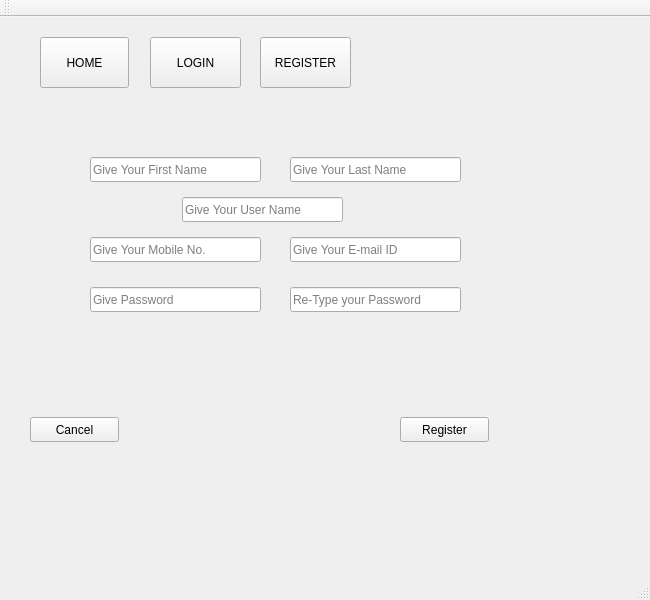
First picture: the form in mainwindow.ui, repository RamrajCh/SuperMarket-Billing-System, before the edit.
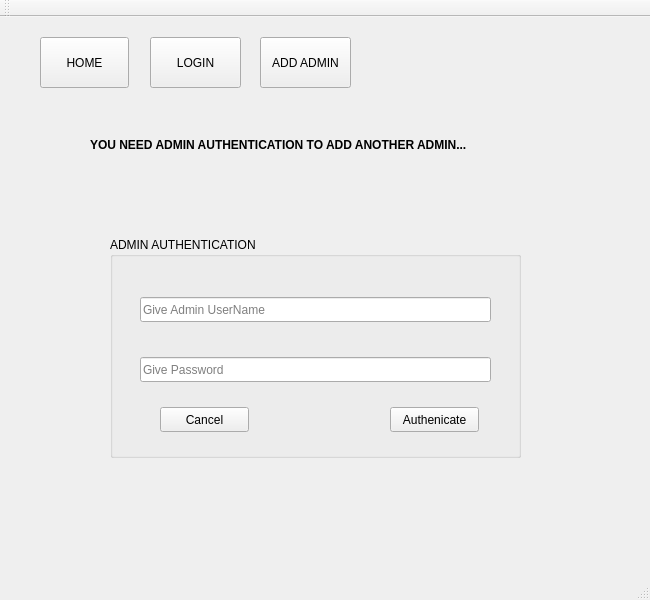
Second picture: the form after the edit. The open tabs and pages were chosen to show the change.

The edit to the form file:
```diff
--- a/mainwindow.ui
+++ b/mainwindow.ui
@@ -61,11 +61,117 @@
      </widget>
     </widget>
     <widget class="QWidget" name="page_2">
+     <widget class="QStackedWidget" name="registerStack">
+      <property name="geometry">
+       <rect>
+        <x>0</x>
+        <y>70</y>
+        <width>651</width>
+        <height>511</height>
+       </rect>
+      </property>
+      <property name="currentIndex">
+       <number>0</number>
+      </property>
+      <widget class="QWidget" name="page_8">
+       <widget class="QLabel" name="label_2">
+        <property name="geometry">
+         <rect>
+          <x>90</x>
+          <y>50</y>
+          <width>491</width>
+          <height>17</height>
+         </rect>
+        </property>
+        <property name="text">
+         <string>&lt;b&gt;YOU NEED ADMIN AUTHENTICATION TO ADD ANOTHER ADMIN...&lt;/b&gt;</string>
+        </property>
+       </widget>
+       <widget class="QGroupBox" name="groupBox_2">
+        <property name="geometry">
+         <rect>
+          <x>110</x>
+          <y>150</y>
+          <width>411</width>
+          <height>221</height>
+         </rect>
+        </property>
+        <property name="title">
+         <string>ADMIN AUTHENTICATION</string>
+        </property>
+        <widget class="QLineEdit" name="authAdminUserName">
+         <property name="geometry">
+          <rect>
+           <x>30</x>
+           <y>60</y>
+           <width>351</width>
+           <height>25</height>
+          </rect>
+         </property>
+         <property name="placeholderText">
+          <string>Give Admin UserName</string>
+         </property>
+        </widget>
+        <widget class="QLineEdit" name="authAdminPass">
+         <property name="geometry">
+          <rect>
+           <x>30</x>
+           <y>120</y>
+           <width>351</width>
+           <height>25</height>
+          </rect>
+         </property>
+         <property name="placeholderText">
+          <string>Give Password</string>
+         </property>
+        </widget>
+        <widget class="QPushButton" name="authButton">
+         <property name="geometry">
+          <rect>
+           <x>280</x>
+           <y>170</y>
+           <width>89</width>
+           <height>25</height>
+          </rect>
+         </property>
+         <property name="text">
+          <string>Authenicate</string>
+         </property>
+        </widget>
+        <widget class="QPushButton" name="cancelButton_3">
+         <property name="geometry">
+          <rect>
+           <x>50</x>
+           <y>170</y>
+           <width>89</width>
+           <height>25</height>
+          </rect>
+         </property>
+         <property name="text">
+          <string>Cancel</string>
+         </property>
+        </widget>
+       </widget>
+      </widget>
+      <widget class="QWidget" name="page_9">
+       <widget class="QLineEdit" name="userName">
+        <property name="geometry">
+         <rect>
+          <x>200</x>
+          <y>120</y>
+          <width>281</width>
+          <height>25</height>
+         </rect>
+        </property>
+        <property name="placeholderText">
+         <string>Give Your User Name</string>
+        </property>
+       </widget>
      <widget class="QPushButton" name="registerButton_2">
       <property name="geometry">
        <rect>
-        <x>400</x>
-        <y>400</y>
+          <x>490</x>
+          <y>360</y>
         <width>89</width>
         <height>25</height>
        </rect>
@@ -77,8 +183,8 @@
      <widget class="QPushButton" name="cancelButton_1">
       <property name="geometry">
        <rect>
-        <x>30</x>
-        <y>400</y>
+          <x>70</x>
+          <y>360</y>
         <width>89</width>
         <height>25</height>
        </rect>
@@ -87,15 +193,18 @@
        <string>Cancel</string>
       </property>
      </widget>
+       <widget class="QWidget" name="">
+        <property name="geometry">
+         <rect>
+          <x>70</x>
+          <y>60</y>
+          <width>521</width>
+          <height>27</height>
+         </rect>
+        </property>
+        <layout class="QHBoxLayout" name="horizontalLayout">
+         <item>
      <widget class="QLineEdit" name="firstName">
-      <property name="geometry">
-       <rect>
-        <x>90</x>
-        <y>140</y>
-        <width>171</width>
-        <height>25</height>
-       </rect>
-      </property>
       <property name="text">
        <string/>
       </property>
@@ -103,28 +212,28 @@
        <string>Give Your First Name</string>
       </property>
      </widget>
+         </item>
+         <item>
      <widget class="QLineEdit" name="lastName">
-      <property name="geometry">
-       <rect>
-        <x>290</x>
-        <y>140</y>
-        <width>171</width>
-        <height>25</height>
-       </rect>
-      </property>
       <property name="placeholderText">
        <string>Give Your Last Name</string>
       </property>
      </widget>
+         </item>
+        </layout>
+       </widget>
+       <widget class="QWidget" name="">
+        <property name="geometry">
+         <rect>
+          <x>60</x>
+          <y>180</y>
+          <width>531</width>
+          <height>27</height>
+         </rect>
+        </property>
+        <layout class="QHBoxLayout" name="horizontalLayout_2">
+         <item>
      <widget class="QLineEdit" name="mobileNum">
-      <property name="geometry">
-       <rect>
-        <x>90</x>
-        <y>220</y>
-        <width>171</width>
-        <height>25</height>
-       </rect>
-      </property>
       <property name="text">
        <string/>
       </property>
@@ -132,28 +241,28 @@
        <string>Give Your Mobile No.</string>
       </property>
      </widget>
+         </item>
+         <item>
      <widget class="QLineEdit" name="eMail">
-      <property name="geometry">
-       <rect>
-        <x>290</x>
-        <y>220</y>
-        <width>171</width>
-        <height>25</height>
-       </rect>
-      </property>
       <property name="placeholderText">
        <string>Give Your E-mail ID</string>
       </property>
      </widget>
+         </item>
+        </layout>
+       </widget>
+       <widget class="QWidget" name="">
+        <property name="geometry">
+         <rect>
+          <x>60</x>
+          <y>240</y>
+          <width>531</width>
+          <height>27</height>
+         </rect>
+        </property>
+        <layout class="QHBoxLayout" name="horizontalLayout_3">
+         <item>
      <widget class="QLineEdit" name="getPass">
-      <property name="geometry">
-       <rect>
-        <x>90</x>
-        <y>270</y>
-        <width>171</width>
-        <height>25</height>
-       </rect>
-      </property>
       <property name="echoMode">
        <enum>QLineEdit::Password</enum>
       </property>
@@ -161,15 +270,9 @@
        <string>Give Password</string>
       </property>
      </widget>
+         </item>
+         <item>
      <widget class="QLineEdit" name="conPass">
-      <property name="geometry">
-       <rect>
-        <x>290</x>
-        <y>270</y>
-        <width>171</width>
-        <height>25</height>
-       </rect>
-      </property>
       <property name="echoMode">
        <enum>QLineEdit::Password</enum>
       </property>
@@ -177,18 +280,10 @@
        <string>Re-Type your Password</string>
       </property>
      </widget>
-     <widget class="QLineEdit" name="userName">
-      <property name="geometry">
-       <rect>
-        <x>182</x>
-        <y>180</y>
-        <width>161</width>
-        <height>25</height>
-       </rect>
-      </property>
-      <property name="placeholderText">
-       <string>Give Your User Name</string>
-      </property>
+         </item>
+        </layout>
+       </widget>
+      </widget>
      </widget>
     </widget>
     <widget class="QWidget" name="page_3">
@@ -307,7 +402,7 @@
      <string notr="true"/>
     </property>
     <property name="text">
-     <string>REGISTER</string>
+     <string>ADD ADMIN</string>
     </property>
    </widget>
   </widget>
```
Left out of the diff: 48 changed lines with no effect on the pictures. Lines whose indentation alone changed are shown as unchanged.
